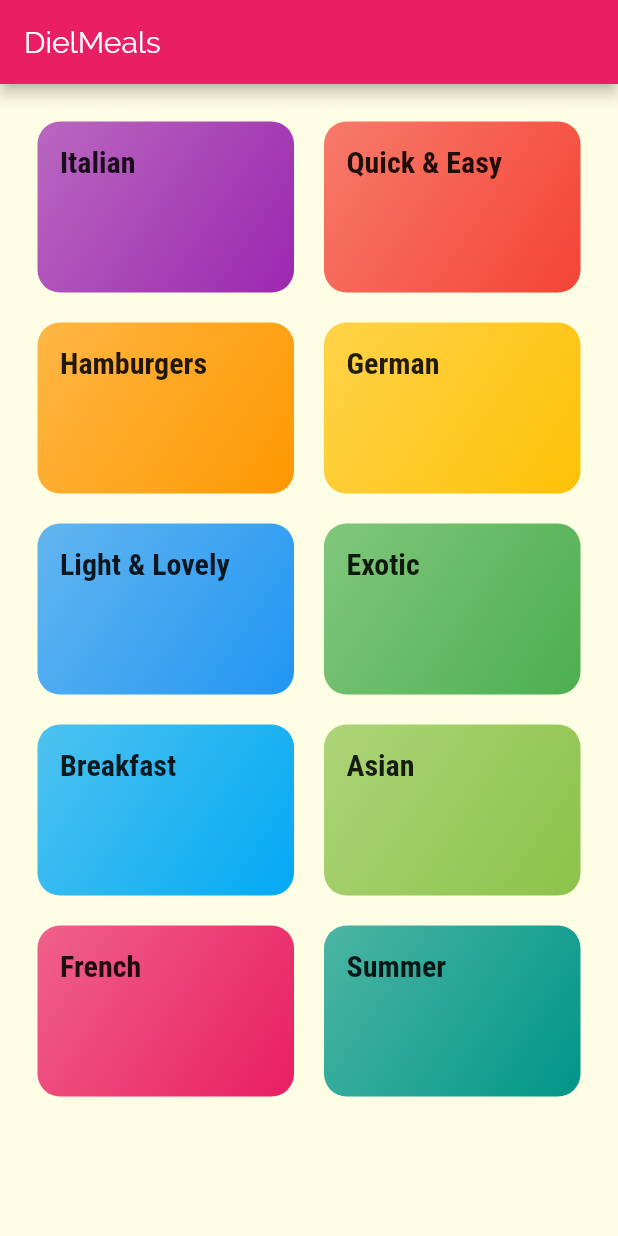
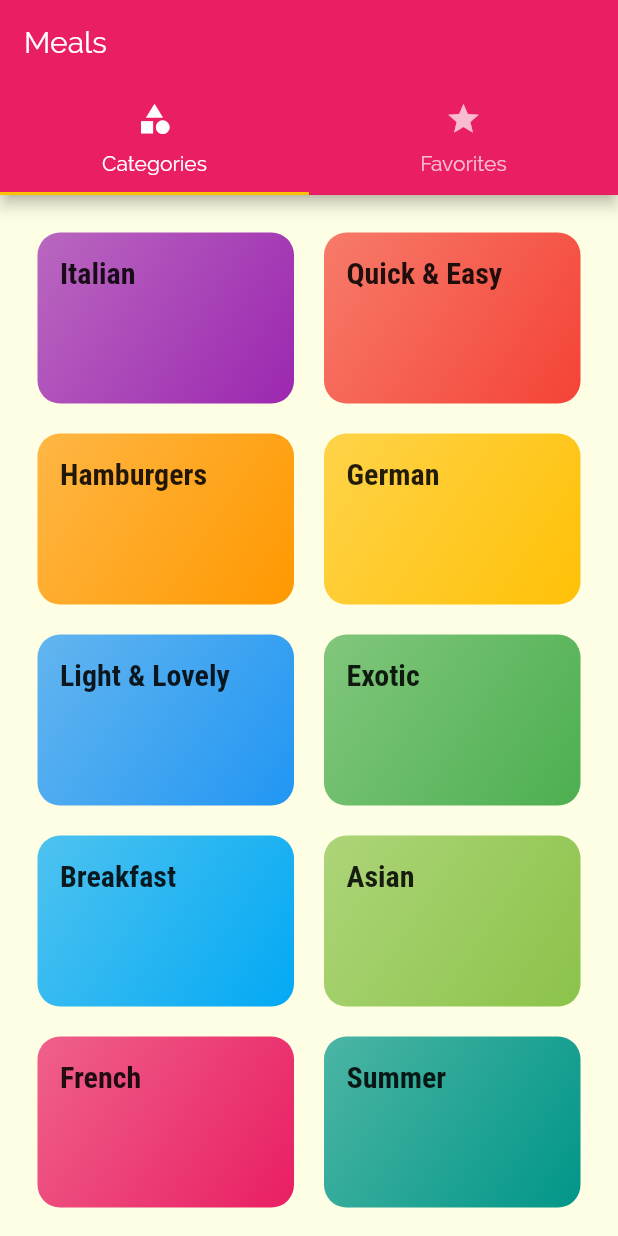
Before and after one commit to lamissmessaoudi/Meals-App, a Flutter app: the screen it shows after launch, on a phone screen of 412 x 824 dp. Run offline on Flutter 3.47's test engine with Material 2 defaults, Android fonts, the phone set to English and light mode, and no system bars.

Commit message:
Adding TabBar to the AppBar

```diff
--- a/lib/main.dart
+++ b/lib/main.dart
@@ -1,4 +1,5 @@
 import 'package:flutter/material.dart';
+import './screens/tabs_screen.dart';
 import './screens/categories_screen.dart';
 import './screens/category_meals_screen.dart';
 import './screens/meal_detail_screen.dart';
@@ -29,7 +30,7 @@ class MyApp extends StatelessWidget {
               ),
             ),
       ),
-      home: CategoriesScreen(),
+      home: TabsScreen(),
       routes: {
         CategoryMealsScreen.routeName: (ctx) => CategoryMealsScreen(),
         MealDeatilScreen.routeName: (ctx) => MealDeatilScreen(),
--- a/lib/screens/categories_screen.dart
+++ b/lib/screens/categories_screen.dart
@@ -6,11 +6,7 @@ import '../widgets/category_item.dart';
 class CategoriesScreen extends StatelessWidget {
   @override
   Widget build(BuildContext context) {
-    return Scaffold(
-      appBar: AppBar(
-        title: Text('DielMeals'),
-      ),
-      body: GridView(
+    return GridView(
       padding: EdgeInsets.all(25),
       children: DUMMY_CATEGORIES
           .map((catData) => CategoryItem(
@@ -25,7 +21,6 @@ class CategoriesScreen extends StatelessWidget {
         crossAxisSpacing: 20,
         mainAxisSpacing: 20,
       ),
-      ),
     );
   }
 }
--- /dev/null
+++ b/lib/screens/favorites_screen.dart
@@ -0,0 +1,10 @@
+import 'package:flutter/material.dart';
+
+class FavoritesScreen extends StatelessWidget {
+  @override
+  Widget build(BuildContext context) {
+    return Center(
+      child: Text("Favorite Meals"),
+    );
+  }
+}
--- /dev/null
+++ b/lib/screens/tabs_screen.dart
@@ -0,0 +1,41 @@
+import 'package:flutter/material.dart';
+
+import './categories_screen.dart';
+import './favorites_screen.dart';
+
+class TabsScreen extends StatefulWidget {
+  @override
+  _TabsScreenState createState() => _TabsScreenState();
+}
+
+class _TabsScreenState extends State<TabsScreen> {
+  @override
+  Widget build(BuildContext context) {
+    return DefaultTabController(
+      length: 2, //how many tabs
+      child: Scaffold(
+        appBar: AppBar(
+          title: Text("Meals"),
+          bottom: TabBar(tabs: <Widget>[
+            Tab(
+              icon: Icon(
+                Icons.category,
+              ),
+              text: 'Categories',
+            ),
+            Tab(
+              icon: Icon(
+                Icons.star,
+              ),
+              text: 'Favorites',
+            )
+          ]),
+        ),
+        body: TabBarView(children: <Widget>[
+          CategoriesScreen(),
+          FavoritesScreen(),
+        ]),
+      ),
+    );
+  }
+}
```
Lines whose indentation alone changed are shown as unchanged.
